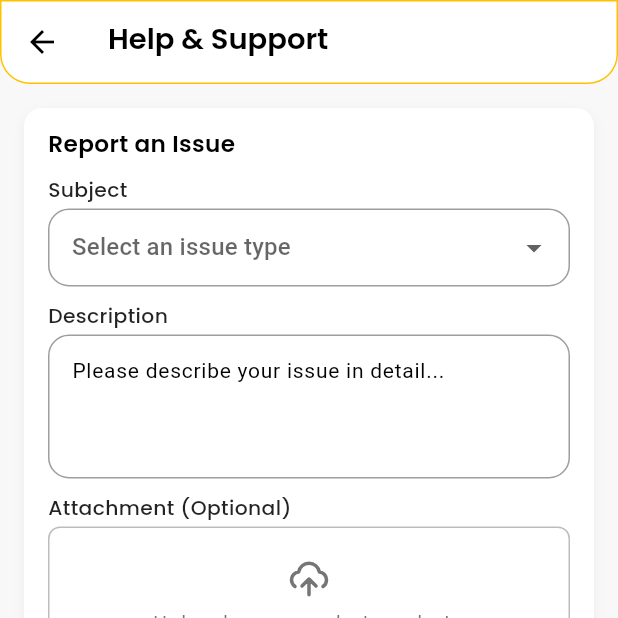
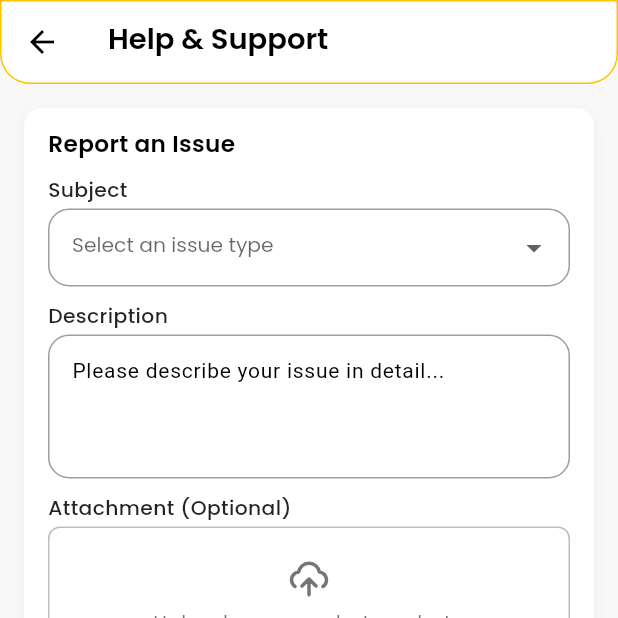
Before and after one commit to nuhan021/quikle_vendor, a Flutter app: the HelpAndSupportScreen screen opened by its route, on a phone screen of 412 x 824 dp, the top half of it. Run offline on Flutter 3.47's test engine with Material 3 defaults, Android fonts, the phone set to English and light mode, and no system bars; our stand-ins replace flutter_screenutil, flutter_svg, get, google_fonts, logger, shared_preferences; accounts and stored records are empty.

Commit message:
dropdown menu color and get text style added

```diff
--- a/lib/features/earnings/widget/overview/overview_tab.dart
+++ b/lib/features/earnings/widget/overview/overview_tab.dart
@@ -42,6 +42,11 @@ class OverviewTab extends StatelessWidget {
                         value: controller.selectedRange.value,
                         icon: const Icon(Icons.keyboard_arrow_down, size: 16),
                         dropdownColor: Colors.white,
+                        style: getTextStyle(
+                          color: Colors.black,
+                          fontSize: 14,
+                          fontWeight: FontWeight.w500,
+                        ),
                         items: controller.ranges
                             .map(
                               (range) => DropdownMenuItem(
--- a/lib/features/earnings/widget/payouts/payouts_tab.dart
+++ b/lib/features/earnings/widget/payouts/payouts_tab.dart
@@ -160,6 +160,7 @@ class PayoutsTab extends StatelessWidget {
                     value: controller.selectedDay.value.isEmpty
                         ? null
                         : controller.selectedDay.value,
+                    style: getTextStyle(fontSize: 14, color: Colors.black87),
                     decoration: InputDecoration(
                       border: OutlineInputBorder(
                         borderRadius: BorderRadius.circular(8),
@@ -197,6 +198,7 @@ class PayoutsTab extends StatelessWidget {
                     value: controller.paymentMethod.value.isEmpty
                         ? null
                         : controller.paymentMethod.value,
+                    style: getTextStyle(fontSize: 14, color: Colors.black87),
                     decoration: InputDecoration(
                       border: OutlineInputBorder(
                         borderRadius: BorderRadius.circular(8),
--- a/lib/features/profile/help_and_support/screen/help_and_support_screen.dart
+++ b/lib/features/profile/help_and_support/screen/help_and_support_screen.dart
@@ -60,16 +60,31 @@ class HelpAndSupportScreen extends StatelessWidget {
                     ),
                     const SizedBox(height: 6),
                     DropdownButtonFormField<String>(
+                      dropdownColor: Colors.white,
                       value: controller.selectedSubject.value.isEmpty
                           ? null
                           : controller.selectedSubject.value,
                       items: controller.subjects
                           .map(
-                            (s) => DropdownMenuItem(value: s, child: Text(s)),
+                            (s) => DropdownMenuItem(
+                              value: s,
+                              child: Text(
+                                s,
+                                style: getTextStyle(
+                                  fontSize: 14,
+                                  color: Colors.black87,
+                                ),
+                              ),
+                            ),
                           )
                           .toList(),
+                      style: getTextStyle(fontSize: 14, color: Colors.black87),
                       decoration: InputDecoration(
                         hintText: "Select an issue type",
+                        hintStyle: getTextStyle(
+                          fontSize: 14,
+                          color: Colors.black54,
+                        ),
                         contentPadding: const EdgeInsets.symmetric(
                           horizontal: 12,
                           vertical: 14,
```
Also changed, not shown: lib/features/profile/account/widget/language_dialog.dart (+11 -1 lines).
